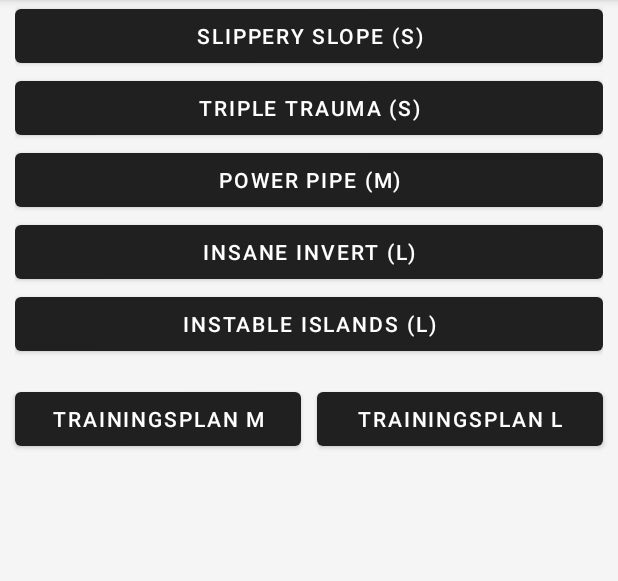
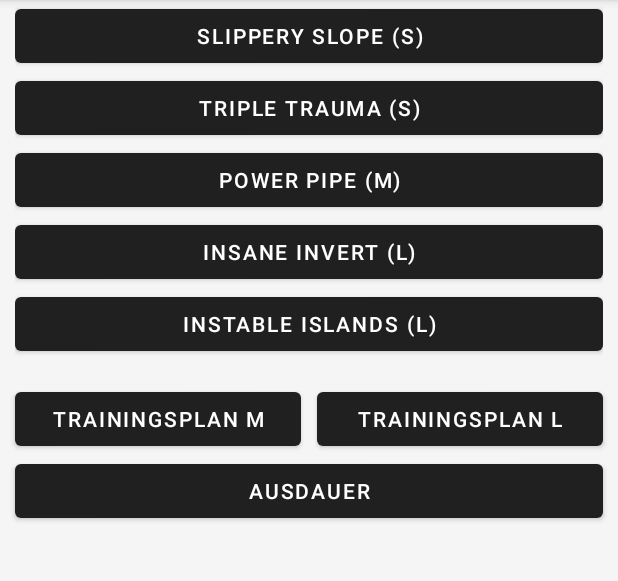
Before and after one commit to acoria/Xletix, an Android app: the screen it shows after launch (Act_InitialScreen), on a phone screen of 412 x 824 dp, the part 84-665 px from its top. Run offline under Robolectric (Android 15) with nearby library versions, the phone set to English and light mode, and no system bars.

Commit message:
Ausdauer added

```diff
--- a/app/src/main/java/com/example/xletix/Activities/Act_InitialScreen.java
+++ b/app/src/main/java/com/example/xletix/Activities/Act_InitialScreen.java
@@ -50,6 +50,13 @@ public class Act_InitialScreen extends AppCompatActivity {
                 showTrainingplan(R.drawable.trainingsplan_l);
             }
         });
+        findViewById(R.id.button_ausdauer).setOnClickListener(new View.OnClickListener() {
+            @Override
+            public void onClick(View v) {
+                showTrainingplan(R.drawable.ausdauer);
+            }
+        });
+
     }
     private void showTrainingplan(int imageRescource){
         if (infoDialog == null) {
--- a/app/src/main/java/com/example/xletix/Workouts/Warmup/WarmUpUnitProvider1ShortRep.java
+++ b/app/src/main/java/com/example/xletix/Workouts/Warmup/WarmUpUnitProvider1ShortRep.java
@@ -20,7 +20,9 @@ public class WarmUpUnitProvider1ShortRep extends UnitProvider {
 
     @Override
     protected void initialize() {
+        addUnitToStack(new Exercise("Get ready!", 3));
         List<TrainingUnitName> names = getTrainingUnitNames();
+
         for(int rep = 0; rep < getReps(); rep++){
             for(int i = 0; i < names.size(); i++) {
                 ITrainingUnit trainingUnit = new Exercise(names.get(i).getName(),20);
--- a/app/src/main/res/layout/activity_initial_screen.xml
+++ b/app/src/main/res/layout/activity_initial_screen.xml
@@ -39,4 +39,11 @@
             android:layout_marginEnd="10dp"
             android:layout_weight="1" />
     </TableRow>
+    <android.support.design.button.MaterialButton
+        android:id="@+id/button_ausdauer"
+        android:layout_width="match_parent"
+        android:layout_height="wrap_content"
+        android:layout_marginStart="10dp"
+        android:layout_marginEnd="10dp"
+        android:text="@string/ausdauer"/>
 </LinearLayout>
--- a/app/src/main/res/layout/activity_timer_display.xml
+++ b/app/src/main/res/layout/activity_timer_display.xml
@@ -53,8 +53,7 @@
 			app:layout_constraintTop_toBottomOf="@id/exercise_display"
 			android:scaleType="fitXY"
 			android:layout_marginEnd="20dp"
-			android:visibility="invisible"
-			android:src="@drawable/silhouette_timer"/>
+			android:visibility="invisible"/>
 
 		<TextView android:id="@+id/time_remaining"
 			android:layout_width="wrap_content"
--- a/app/src/main/res/values/strings.xml
+++ b/app/src/main/res/values/strings.xml
@@ -28,4 +28,5 @@
     <string name="tripleTraumaWorkout">Triple Trauma Workout</string>
     <string name="button_training_l">Trainingsplan L</string>
     <string name="button_training_m">Trainingsplan M</string>
+    <string name="ausdauer">Ausdauer</string>
 </resources>
```
Also changed, not shown: app/src/main/res/drawable/silhouette_main.png (deleted), app/src/main/res/drawable/silhouette_right_cut.png (deleted), app/src/main/res/drawable/silhouette_timer.png (deleted).
